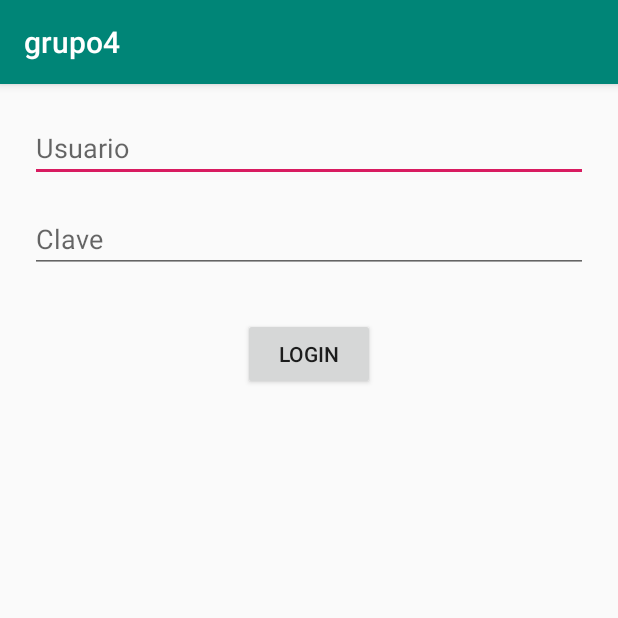
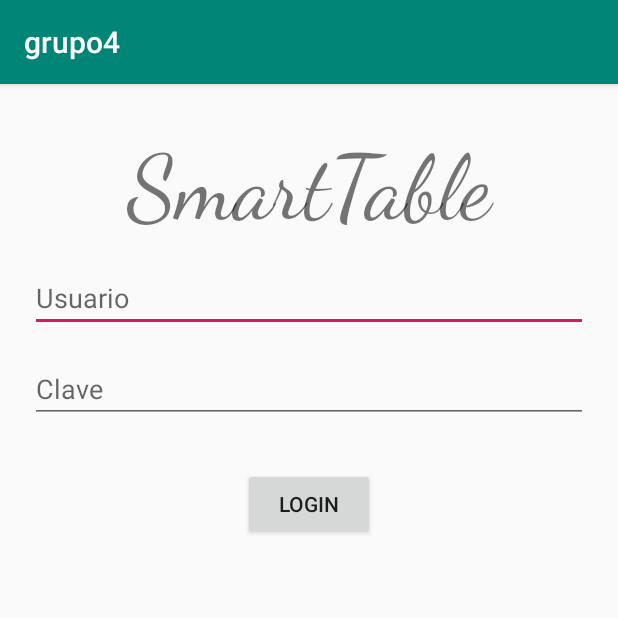
Before and after one commit to acollaguazo/1T2019_AMST_Restaurante-inteligente, an Android app: the login screen opened directly, with no data from a screen before it, on a phone screen of 412 x 824 dp, the top half of it. Run offline under Robolectric (Android 15) with nearby library versions, the light colour scheme and no system bars; 2 statements that could not run were skipped.

Commit message:
Tareas de desarrollo movil realizadas, aun falta mejorar la ejecucion global

```diff
--- a/aplicacion/app/build.gradle
+++ b/aplicacion/app/build.gradle
@@ -26,4 +26,5 @@ dependencies {
     testImplementation 'junit:junit:4.12'
     androidTestImplementation 'androidx.test:runner:1.2.0'
     androidTestImplementation 'androidx.test.espresso:espresso-core:3.2.0'
+    implementation 'com.google.android.material:material:1.0.0'
 }
--- a/aplicacion/app/src/main/AndroidManifest.xml
+++ b/aplicacion/app/src/main/AndroidManifest.xml
@@ -9,7 +9,8 @@
         android:roundIcon="@mipmap/ic_launcher_round"
         android:supportsRtl="true"
         android:theme="@style/AppTheme">
-        <activity android:name=".login"></activity>
+        <activity android:name=".disponibilidad"></activity>
+        <activity android:name=".login" />
         <activity android:name=".MesasDisponibles" />
         <activity android:name=".MainActivity">
             <intent-filter>
--- a/aplicacion/app/src/main/res/layout/activity_login.xml
+++ b/aplicacion/app/src/main/res/layout/activity_login.xml
@@ -1,24 +1,40 @@
 <LinearLayout xmlns:android="http://schemas.android.com/apk/res/android"
-    android:orientation="vertical"
     android:layout_width="fill_parent"
     android:layout_height="fill_parent"
+    android:onClick="onClick"
+    android:orientation="vertical"
     android:padding="20dip">
-    <EditText android:id="@+id/txtUsuario"
+
+    <TextView
+        android:id="@+id/textView5"
+        android:layout_width="match_parent"
+        android:layout_height="100dp"
+        android:fontFamily="cursive"
+        android:gravity="center"
+        android:text="SmartTable"
+        android:textSize="60sp" />
+
+    <EditText
+        android:id="@+id/txtUsuario"
+        android:layout_width="fill_parent"
         android:layout_height="wrap_content"
+        android:hint="Usuario" />
+
+    <EditText
+        android:id="@+id/txtPasswd"
         android:layout_width="fill_parent"
-        android:hint="Usuario"/>
-    <EditText android:id="@+id/txtPasswd"
         android:layout_height="wrap_content"
-        android:layout_width="fill_parent"
-        android:hint="Clave"
         android:layout_marginTop="15dip"
-        android:layout_marginBottom="30dip" />
-    <Button android:id="@+id/btnLogin"
+        android:layout_marginBottom="30dip"
+        android:hint="Clave" />
+
+    <Button
+        android:id="@+id/btnLogin"
+        android:layout_width="wrap_content"
         android:layout_height="wrap_content"
-        android:layout_width="wrap_content"
-        android:text="Login"
         android:layout_gravity="center_horizontal"
+        android:onClick="LogB"
         android:paddingLeft="15dip"
         android:paddingRight="15dip"
-        android:onClick="login" />
+        android:text="Login" />
 </LinearLayout>
```
Also changed, not shown: aplicacion/app/src/main/java/com/example/grupo4/MainActivity.java (+10 -0 lines), aplicacion/app/src/main/java/com/example/grupo4/disponibilidad.java (added, +14 -0 lines), aplicacion/app/src/main/java/com/example/grupo4/login.java (+23 -1 lines), aplicacion/app/src/main/res/layout/activity_disponibilidad.xml (added, +56 -0 lines), aplicacion/app/src/main/res/layout/activity_main.xml (+7 -5 lines).
